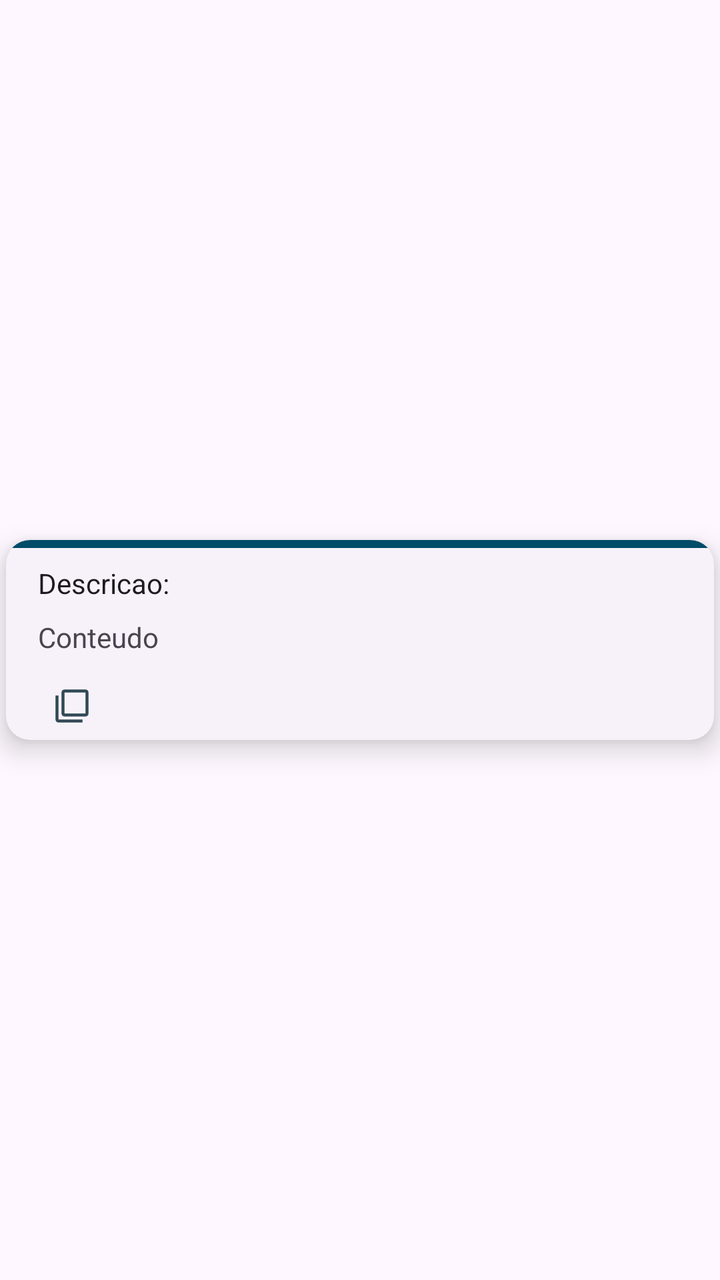
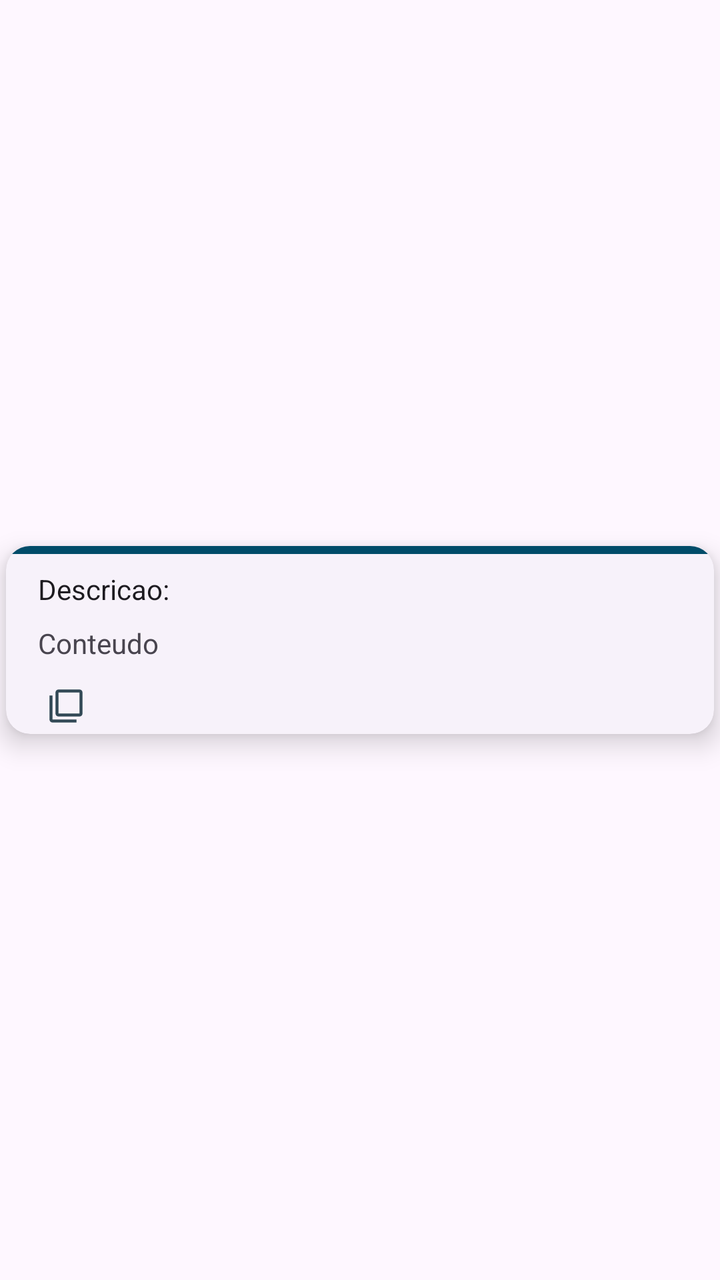

Screens rendered from an Android XML layout before and after an edit, with the pre-edit source and the edit as a unified diff.
<!-- AndroidManifest.xml: application theme AppTheme -->
<!-- res/layout/equipamento_line_view.xml -->
<?xml version="1.0" encoding="utf-8"?>
<androidx.constraintlayout.widget.ConstraintLayout xmlns:android="http://schemas.android.com/apk/res/android"
    xmlns:app="http://schemas.android.com/apk/res-auto"
    xmlns:tools="http://schemas.android.com/tools"
    android:layout_width="match_parent"
    android:layout_height="wrap_content">

    <com.google.android.material.card.MaterialCardView
        android:layout_width="match_parent"
        android:layout_height="wrap_content"
        android:layout_marginStart="3dp"
        android:layout_marginLeft="3dp"
        android:layout_marginTop="3dp"
        android:layout_marginEnd="3dp"
        android:layout_marginRight="3dp"
        android:layout_marginBottom="3dp"
        app:layout_constraintBottom_toBottomOf="parent"
        app:layout_constraintEnd_toEndOf="parent"
        app:layout_constraintStart_toStartOf="parent"
        app:layout_constraintTop_toTopOf="parent"
        style="?attr/materialCardViewElevatedStyle"
        app:cardElevation="8dp">

        <androidx.constraintlayout.widget.ConstraintLayout
            android:layout_width="match_parent"
            android:layout_height="match_parent">

            <LinearLayout
                android:layout_width="0dp"
                android:layout_height="wrap_content"
                android:layout_marginStart="16dp"
                android:layout_marginLeft="16dp"
                android:layout_marginTop="8dp"
                android:layout_marginEnd="16dp"
                android:layout_marginRight="16dp"
                android:orientation="horizontal"
                app:layout_constraintEnd_toEndOf="parent"
                app:layout_constraintStart_toStartOf="parent"
                app:layout_constraintTop_toBottomOf="@+id/tvConteudo">

                <ImageButton
                    android:id="@+id/BtEditarEquipamentoLine"
                    android:layout_width="wrap_content"
                    android:layout_height="wrap_content"
                    android:layout_margin="5dp"
                    android:background="#00FFFFFF"
                    android:src="@drawable/edit18"
                    android:visibility="gone" />

                <ImageButton
                    android:id="@+id/BtCopiarEquipamentoLine"
                    android:layout_width="wrap_content"
                    android:layout_height="wrap_content"
                    android:layout_margin="8dp"
                    android:background="#00FFFFFF"
                    app:srcCompat="@drawable/copy18" />

                <ImageButton
                    android:id="@+id/BtSenhasComputadorEquipamentoLine"
                    android:layout_width="24dp"
                    android:layout_height="24dp"
                    android:layout_margin="8dp"
                    android:background="?attr/selectableItemBackgroundBorderless"
                    android:scaleType="centerInside"
                    android:src="@android:drawable/ic_lock_lock"
                    app:tint="?attr/colorPrimary"
                    android:visibility="gone" />

                <ImageButton
                    android:id="@+id/BtSenhasLocalEquipamentoLine"
                    android:layout_width="24dp"
                    android:layout_height="24dp"
                    android:layout_margin="8dp"
                    android:background="?attr/selectableItemBackgroundBorderless"
                    android:scaleType="centerInside"
                    android:src="@android:drawable/ic_lock_idle_lock"
                    app:tint="?attr/colorPrimary"
                    android:visibility="gone" />
            </LinearLayout>

            <LinearLayout
                android:id="@+id/linearLayout2"
                android:layout_width="403dp"
                android:layout_height="4dp"
                android:background="@color/md_theme_primary"
                android:orientation="vertical"
                android:scaleType="fitXY"
                app:layout_constraintEnd_toEndOf="parent"
                app:layout_constraintStart_toStartOf="parent"
                app:layout_constraintTop_toTopOf="parent"></LinearLayout>

            <TextView
                android:id="@+id/tvDescricao"
                android:layout_width="0dp"
                android:layout_height="wrap_content"
                android:layout_marginStart="16dp"
                android:layout_marginTop="8dp"
                android:layout_marginEnd="16dp"
                android:text="Descricao:"
                android:textAppearance="@style/TextAppearance.AppCompat.Body1"
                app:layout_constraintEnd_toEndOf="parent"
                app:layout_constraintStart_toStartOf="parent"
                app:layout_constraintTop_toBottomOf="@+id/linearLayout2" />

            <TextView
                android:id="@+id/tvConteudo"
                android:layout_width="0dp"
                android:layout_height="wrap_content"
                android:layout_marginStart="16dp"
                android:layout_marginTop="8dp"
                android:layout_marginEnd="16dp"
                android:text="Conteudo"
                android:ellipsize="start"
                android:maxLines="1"
                android:textAppearance="@style/TextAppearance.AppCompat.Small"
                app:layout_constraintEnd_toEndOf="parent"
                app:layout_constraintStart_toStartOf="parent"
                app:layout_constraintTop_toBottomOf="@+id/tvDescricao" />
        </androidx.constraintlayout.widget.ConstraintLayout>
    </com.google.android.material.card.MaterialCardView>

</androidx.constraintlayout.widget.ConstraintLayout>
<!-- resources referenced by this layout -->
<resources>
  <color name="md_theme_primary">#6750A4</color>
  <!-- drawable copy18 (drawable) -->
  <vector android:alpha="0.8" android:height="18dp"
      android:tint="@color/md_theme_onPrimaryContainer" android:viewportHeight="24"
      android:viewportWidth="24" android:width="18dp" xmlns:android="http://schemas.android.com/apk/res/android">
      <path android:fillColor="@color/md_theme_onPrimaryContainer" android:pathData="M3,5L1,5v16c0,1.1 0.9,2 2,2h16v-2L3,21L3,5zM21,1L7,1c-1.1,0 -2,0.9 -2,2v14c0,1.1 0.9,2 2,2h14c1.1,0 2,-0.9 2,-2L23,3c0,-1.1 -0.9,-2 -2,-2zM21,17L7,17L7,3h14v14z"/>
  </vector>
  <!-- drawable edit18 (drawable) -->
  <vector android:alpha="0.8" android:height="18dp"
      android:tint="@color/md_theme_onPrimaryContainer" android:viewportHeight="24"
      android:viewportWidth="24" android:width="18dp" xmlns:android="http://schemas.android.com/apk/res/android">
      <path android:fillColor="@color/md_theme_onPrimaryContainer" android:pathData="M3,17.25V21h3.75L17.81,9.94l-3.75,-3.75L3,17.25zM20.71,7.04c0.39,-0.39 0.39,-1.02 0,-1.41l-2.34,-2.34c-0.39,-0.39 -1.02,-0.39 -1.41,0l-1.83,1.83 3.75,3.75 1.83,-1.83z"/>
  </vector>
  <color name="md_theme_onPrimaryContainer">#21005D</color>
  <color name="md_theme_onPrimary">#FFFFFF</color>
  <color name="md_theme_primaryContainer">#EADDFF</color>
  <color name="md_theme_secondary">#625B71</color>
  <color name="md_theme_onSecondary">#FFFFFF</color>
  <color name="md_theme_secondaryContainer">#E8DEF8</color>
  <color name="md_theme_onSecondaryContainer">#1D192B</color>
  <color name="md_theme_tertiary">#7E525D</color>
  <color name="md_theme_onTertiary">#FFFFFF</color>
  <color name="md_theme_tertiaryContainer">#FFD9E1</color>
  <color name="md_theme_onTertiaryContainer">#31101B</color>
  <color name="md_theme_error">#BA1A1A</color>
  <color name="md_theme_onError">#FFFFFF</color>
  <color name="md_theme_errorContainer">#FFDAD6</color>
  <color name="md_theme_onErrorContainer">#410002</color>
  <color name="md_theme_background">#FEF7FF</color>
  <color name="md_theme_onBackground">#1D1B20</color>
  <color name="md_theme_surface">#FEF7FF</color>
  <color name="md_theme_onSurface">#1D1B20</color>
  <color name="md_theme_surfaceVariant">#E7E0EB</color>
  <color name="md_theme_onSurfaceVariant">#49454E</color>
  <color name="md_theme_outline">#7A757F</color>
  <color name="md_theme_outlineVariant">#CBC4CF</color>
  <color name="md_theme_inverseSurface">#322F35</color>
  <color name="md_theme_inverseOnSurface">#F5EFF7</color>
  <color name="md_theme_inversePrimary">#D3BCFD</color>
  <color name="md_theme_surfaceContainer_glass">#F2ECF4</color>
  <!-- unchanged entries left out for length: 1 -->
</resources>

<!-- the commit's change to res/layout/equipamento_line_view.xml (unified diff, before → after) -->
@@ -40,26 +40,28 @@
 
                 <ImageButton
                     android:id="@+id/BtEditarEquipamentoLine"
-                    android:layout_width="wrap_content"
-                    android:layout_height="wrap_content"
-                    android:layout_margin="5dp"
-                    android:background="#00FFFFFF"
-                    android:src="@drawable/edit18"
+                    android:layout_width="24dp"
+                    android:layout_height="24dp"
+                    android:layout_margin="2dp"
+                    android:background="?attr/selectableItemBackgroundBorderless"
+                    android:scaleType="centerInside"
+                    app:srcCompat="@drawable/edit18"
                     android:visibility="gone" />
 
                 <ImageButton
                     android:id="@+id/BtCopiarEquipamentoLine"
-                    android:layout_width="wrap_content"
-                    android:layout_height="wrap_content"
-                    android:layout_margin="8dp"
-                    android:background="#00FFFFFF"
+                    android:layout_width="24dp"
+                    android:layout_height="24dp"
+                    android:layout_margin="2dp"
+                    android:background="?attr/selectableItemBackgroundBorderless"
+                    android:scaleType="centerInside"
                     app:srcCompat="@drawable/copy18" />
 
                 <ImageButton
                     android:id="@+id/BtSenhasComputadorEquipamentoLine"
                     android:layout_width="24dp"
                     android:layout_height="24dp"
-                    android:layout_margin="8dp"
+                    android:layout_margin="2dp"
                     android:background="?attr/selectableItemBackgroundBorderless"
                     android:scaleType="centerInside"
                     android:src="@android:drawable/ic_lock_lock"
@@ -70,7 +72,7 @@
                     android:id="@+id/BtSenhasLocalEquipamentoLine"
                     android:layout_width="24dp"
                     android:layout_height="24dp"
-                    android:layout_margin="8dp"
+                    android:layout_margin="2dp"
                     android:background="?attr/selectableItemBackgroundBorderless"
                     android:scaleType="centerInside"
                     android:src="@android:drawable/ic_lock_idle_lock"
<!-- resource entries referenced after the edit -->
@@ -8,10 +8,15 @@
       <path android:fillColor="@color/md_theme_onPrimaryContainer" android:pathData="M3,5L1,5v16c0,1.1 0.9,2 2,2h16v-2L3,21L3,5zM21,1L7,1c-1.1,0 -2,0.9 -2,2v14c0,1.1 0.9,2 2,2h14c1.1,0 2,-0.9 2,-2L23,3c0,-1.1 -0.9,-2 -2,-2zM21,17L7,17L7,3h14v14z"/>
   </vector>
   <!-- drawable edit18 (drawable) -->
-  <vector android:alpha="0.8" android:height="18dp"
-      android:tint="@color/md_theme_onPrimaryContainer" android:viewportHeight="24"
-      android:viewportWidth="24" android:width="18dp" xmlns:android="http://schemas.android.com/apk/res/android">
-      <path android:fillColor="@color/md_theme_onPrimaryContainer" android:pathData="M3,17.25V21h3.75L17.81,9.94l-3.75,-3.75L3,17.25zM20.71,7.04c0.39,-0.39 0.39,-1.02 0,-1.41l-2.34,-2.34c-0.39,-0.39 -1.02,-0.39 -1.41,0l-1.83,1.83 3.75,3.75 1.83,-1.83z"/>
+  <vector xmlns:android="http://schemas.android.com/apk/res/android"
+      android:width="18dp"
+      android:height="18dp"
+      android:viewportWidth="960"
+      android:viewportHeight="960"
+      android:tint="?attr/colorControlNormal">
+      <path
+          android:fillColor="@android:color/white"
+          android:pathData="M200,760L257,760L648,369L591,312L200,703L200,760ZM120,840L120,670L648,143Q660,132 674.5,126Q689,120 705,120Q721,120 736,126Q751,132 762,144L817,200Q829,211 834.5,226Q840,241 840,256Q840,272 834.5,286.5Q829,301 817,313L290,840L120,840ZM760,256L760,256L704,200L704,200L760,256ZM619,341L591,312L591,312L648,369L648,369L619,341Z"/>
   </vector>
   <color name="md_theme_onPrimaryContainer">#21005D</color>
   <color name="md_theme_onPrimary">#FFFFFF</color>
